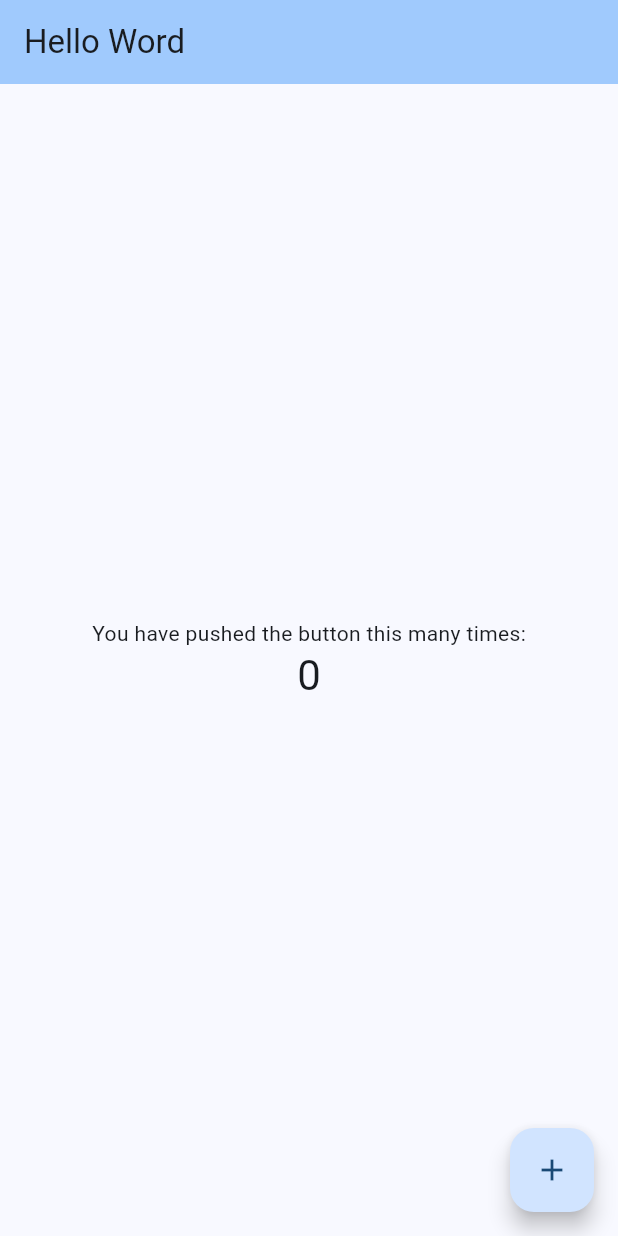
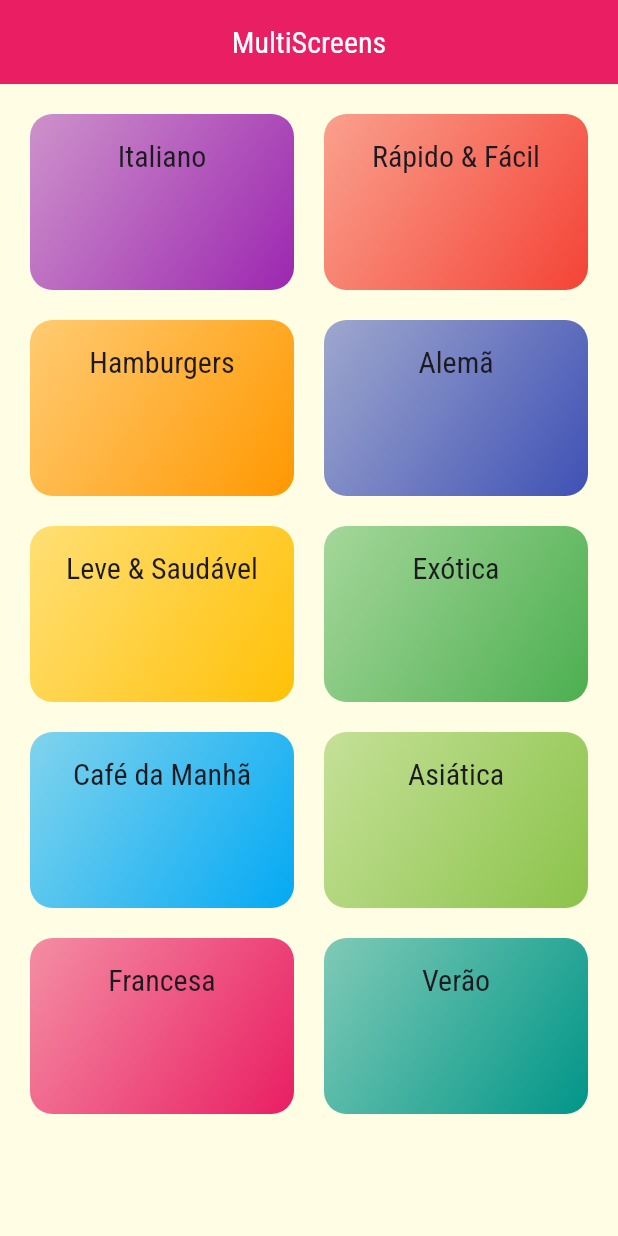
Before and after one commit to juanmp8/Cod3r-Flutter, a Flutter app: the screen it shows after launch, on a phone screen of 412 x 824 dp. Run offline on Flutter 3.47's test engine with Material 3 defaults, Android fonts, the light colour scheme and no system bars.

Commit message:
passando dados via construtor

```diff
--- /dev/null
+++ b/multiscreens/lib/components/category_item.dart
@@ -0,0 +1,47 @@
+import 'package:flutter/material.dart';
+import '../models/category.dart';
+import '../screens/categories_meals_screen.dart';
+
+class CategoryItem extends StatelessWidget {
+  final Category category;
+
+  const CategoryItem(this.category);
+
+  void _selectCategory(BuildContext context) {
+    Navigator.of(context).push(
+      MaterialPageRoute(
+        builder: (_) {
+          return CategoriesMealsScreen(category);
+        },
+      ),
+    );
+  }
+
+  @override
+  Widget build(BuildContext context) {
+    return InkWell(
+      onTap: () => _selectCategory(context),
+      splashColor: Theme.of(context).primaryColor,
+      borderRadius: BorderRadius.circular(15),
+      child: Container(
+        padding: EdgeInsets.all(15),
+        alignment: Alignment.topCenter,
+        decoration: BoxDecoration(
+          borderRadius: BorderRadius.circular(15),
+          gradient: LinearGradient(
+            colors: [
+              category.color.withOpacity(0.5),
+              category.color,
+            ],
+            begin: Alignment.topLeft,
+            end: Alignment.bottomRight,
+          ),
+        ),
+        child: Text(
+          category.title,
+          style: Theme.of(context).textTheme.titleLarge,
+        ),
+      ),
+    );
+  }
+}
--- /dev/null
+++ b/multiscreens/lib/data/dummy_data.dart
@@ -0,0 +1,56 @@
+import 'package:flutter/material.dart';
+
+import '../models/category.dart';
+
+const DUMMY_CATEGORIES = [
+  Category(
+    id: 'c1',
+    title: 'Italiano',
+    color: Colors.purple,
+  ),
+  Category(
+    id: 'c2',
+    title: 'Rápido & Fácil',
+    color: Colors.red,
+  ),
+  Category(
+    id: 'c3',
+    title: 'Hamburgers',
+    color: Colors.orange,
+  ),
+  Category(
+    id: 'c4',
+    title: 'Alemã',
+    color: Colors.indigo,
+  ),
+  Category(
+    id: 'c5',
+    title: 'Leve & Saudável',
+    color: Colors.amber,
+  ),
+  Category(
+    id: 'c6',
+    title: 'Exótica',
+    color: Colors.green,
+  ),
+  Category(
+    id: 'c7',
+    title: 'Café da Manhã',
+    color: Colors.lightBlue,
+  ),
+  Category(
+    id: 'c8',
+    title: 'Asiática',
+    color: Colors.lightGreen,
+  ),
+  Category(
+    id: 'c9',
+    title: 'Francesa',
+    color: Colors.pink,
+  ),
+  Category(
+    id: 'c10',
+    title: 'Verão',
+    color: Colors.teal,
+  ),
+];
--- a/multiscreens/lib/main.dart
+++ b/multiscreens/lib/main.dart
@@ -1,125 +1,29 @@
 import 'package:flutter/material.dart';
+import 'screens/categories_screen.dart';
 
 void main() {
-  runApp(const MyApp());
+  runApp(MyApp());
 }
 
 class MyApp extends StatelessWidget {
   const MyApp({super.key});
 
-  // This widget is the root of your application.
   @override
   Widget build(BuildContext context) {
     return MaterialApp(
-      title: 'Flutter Demo',
+      debugShowCheckedModeBanner: false,
+      title: 'Vamos Cozinhar?',
       theme: ThemeData(
-        // This is the theme of your application.
-        //
-        // TRY THIS: Try running your application with "flutter run". You'll see
-        // the application has a purple toolbar. Then, without quitting the app,
-        // try changing the seedColor in the colorScheme below to Colors.green
-        // and then invoke "hot reload" (save your changes or press the "hot
-        // reload" button in a Flutter-supported IDE, or press "r" if you used
-        // the command line to start the app).
-        //
-        // Notice that the counter didn't reset back to zero; the application
-        // state is not lost during the reload. To reset the state, use hot
-        // restart instead.
-        //
-        // This works for code too, not just values: Most code changes can be
-        // tested with just a hot reload.
-        colorScheme: ColorScheme.fromSeed(seedColor: Colors.blue),
-        useMaterial3: true,
-      ),
-      home: const MyHomePage(title: 'Hello Word'),
+          primarySwatch: Colors.pink,
+          appBarTheme: AppBarTheme(color: Colors.pink),
+          fontFamily: 'Raleway',
+          scaffoldBackgroundColor: Color.fromRGBO(255, 254, 229, 1),
+          textTheme: ThemeData.light().textTheme.copyWith(
+                  titleLarge: TextStyle(
+                fontSize: 20,
+                fontFamily: 'RobotoCondensed',
+              ))),
+      home: CategoriesScreen(),
     );
   }
 }
-
-class MyHomePage extends StatefulWidget {
-  const MyHomePage({super.key, required this.title});
-
-  // This widget is the home page of your application. It is stateful, meaning
-  // that it has a State object (defined below) that contains fields that affect
-  // how it looks.
-
-  // This class is the configuration for the state. It holds the values (in this
-  // case the title) provided by the parent (in this case the App widget) and
-  // used by the build method of the State. Fields in a Widget subclass are
-  // always marked "final".
-
-  final String title;
-
-  @override
-  State<MyHomePage> createState() => _MyHomePageState();
-}
-
-class _MyHomePageState extends State<MyHomePage> {
-  int _counter = 0;
-
-  void _incrementCounter() {
-    setState(() {
-      // This call to setState tells the Flutter framework that something has
-      // changed in this State, which causes it to rerun the build method below
-      // so that the display can reflect the updated values. If we changed
-      // _counter without calling setState(), then the build method would not be
-      // called again, and so nothing would appear to happen.
-      _counter++;
-    });
-  }
-
-  @override
-  Widget build(BuildContext context) {
-    // This method is rerun every time setState is called, for instance as done
-    // by the _incrementCounter method above.
-    //
-    // The Flutter framework has been optimized to make rerunning build methods
-    // fast, so that you can just rebuild anything that needs updating rather
-    // than having to individually change instances of widgets.
-    return Scaffold(
-      appBar: AppBar(
-        // TRY THIS: Try changing the color here to a specific color (to
-        // Colors.amber, perhaps?) and trigger a hot reload to see the AppBar
-        // change color while the other colors stay the same.
-        backgroundColor: Theme.of(context).colorScheme.inversePrimary,
-        // Here we take the value from the MyHomePage object that was created by
-        // the App.build method, and use it to set our appbar title.
-        title: Text(widget.title),
-      ),
-      body: Center(
-        // Center is a layout widget. It takes a single child and positions it
-        // in the middle of the parent.
-        child: Column(
-          // Column is also a layout widget. It takes a list of children and
-          // arranges them vertically. By default, it sizes itself to fit its
-          // children horizontally, and tries to be as tall as its parent.
-          //
-          // Column has various properties to control how it sizes itself and
-          // how it positions its children. Here we use mainAxisAlignment to
-          // center the children vertically; the main axis here is the vertical
-          // axis because Columns are vertical (the cross axis would be
-          // horizontal).
-          //
-          // TRY THIS: Invoke "debug painting" (choose the "Toggle Debug Paint"
-          // action in the IDE, or press "p" in the console), to see the
-          // wireframe for each widget.
-          mainAxisAlignment: MainAxisAlignment.center,
-          children: <Widget>[
-            const Text(
-              'You have pushed the button this many times:',
-            ),
-            Text(
-              '$_counter',
-              style: Theme.of(context).textTheme.headlineMedium,
-            ),
-          ],
-        ),
-      ),
-      floatingActionButton: FloatingActionButton(
-        onPressed: _incrementCounter,
-        tooltip: 'Increment',
-        child: const Icon(Icons.add),
-      ), // This trailing comma makes auto-formatting nicer for build methods.
-    );
-  }
-}
--- /dev/null
+++ b/multiscreens/lib/models/category.dart
@@ -0,0 +1,13 @@
+import 'package:flutter/material.dart';
+
+class Category {
+  final String id;
+  final String title;
+  final Color color;
+
+  const Category({
+    required this.id,
+    required this.title,
+    this.color = Colors.purple,
+  });
+}
--- /dev/null
+++ b/multiscreens/lib/screens/categories_meals_screen.dart
@@ -0,0 +1,20 @@
+import 'package:flutter/material.dart';
+import '../models/category.dart';
+
+class CategoriesMealsScreen extends StatelessWidget {
+  final Category category;
+
+  const CategoriesMealsScreen(this.category, {super.key});
+
+  @override
+  Widget build(BuildContext context) {
+    return Scaffold(
+      appBar: AppBar(
+        title: Text(category.title),
+      ),
+      body: Center(
+        child: Text('Receitas por Categoria ${category.id}'),
+      ),
+    );
+  }
+}
--- /dev/null
+++ b/multiscreens/lib/screens/categories_screen.dart
@@ -0,0 +1,35 @@
+import 'package:flutter/material.dart';
+import '../components/category_item.dart';
+import '../data/dummy_data.dart';
+
+class CategoriesScreen extends StatelessWidget {
+  const CategoriesScreen({super.key});
+
+  @override
+  Widget build(BuildContext context) {
+    return Scaffold(
+      appBar: AppBar(
+        title: const Text(
+          'MultiScreens',
+          style: TextStyle(
+            color: Colors.white,
+          ),
+        ),
+        //backgroundColor: Colors.blue,
+        centerTitle: true,
+      ),
+      body: GridView(
+        padding: const EdgeInsets.all(20),
+        gridDelegate: const SliverGridDelegateWithMaxCrossAxisExtent(
+          maxCrossAxisExtent: 200,
+          childAspectRatio: 3 / 2,
+          crossAxisSpacing: 20,
+          mainAxisSpacing: 20,
+        ),
+        children: DUMMY_CATEGORIES.map((cat) {
+          return CategoryItem(cat);
+        }).toList(),
+      ),
+    );
+  }
+}
```
Also changed, not shown: multiscreens/pubspec.yaml (+18 -7 lines), multiscreens/assets/fonts/Raleway-Black.ttf (added), multiscreens/assets/fonts/Raleway-Bold.ttf (added), multiscreens/assets/fonts/Raleway-Regular.ttf (added), multiscreens/assets/fonts/RobotoCondensed-Bold.ttf (added), multiscreens/assets/fonts/RobotoCondensed-Italic.ttf (added), multiscreens/assets/fonts/RobotoCondensed-Light.ttf (added), multiscreens/assets/fonts/RobotoCondensed-Regular.ttf (added).
